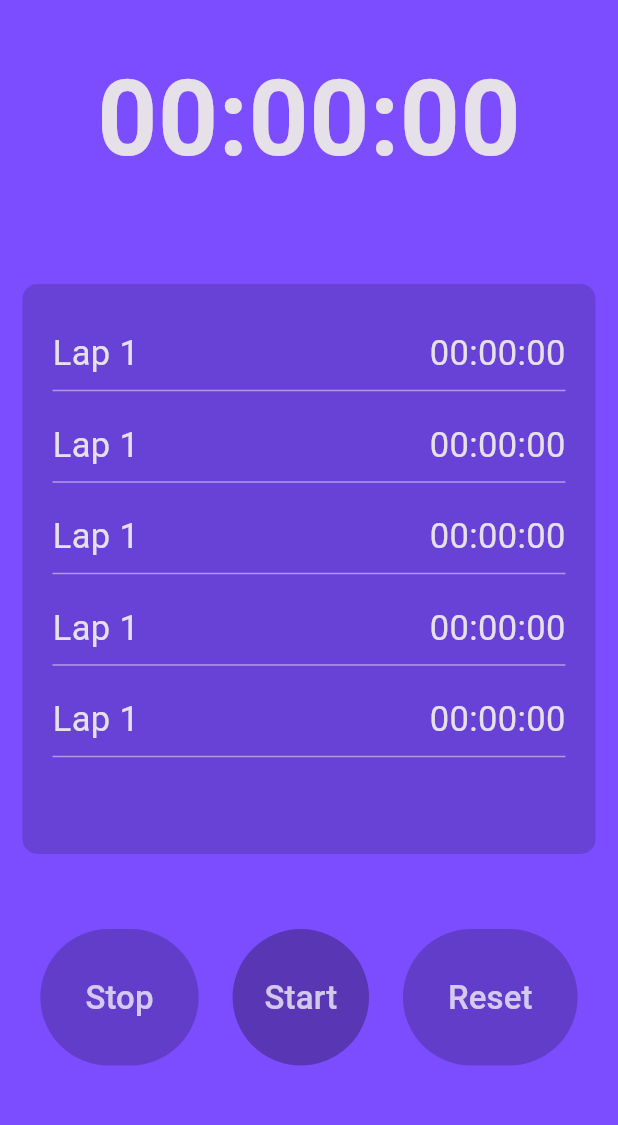
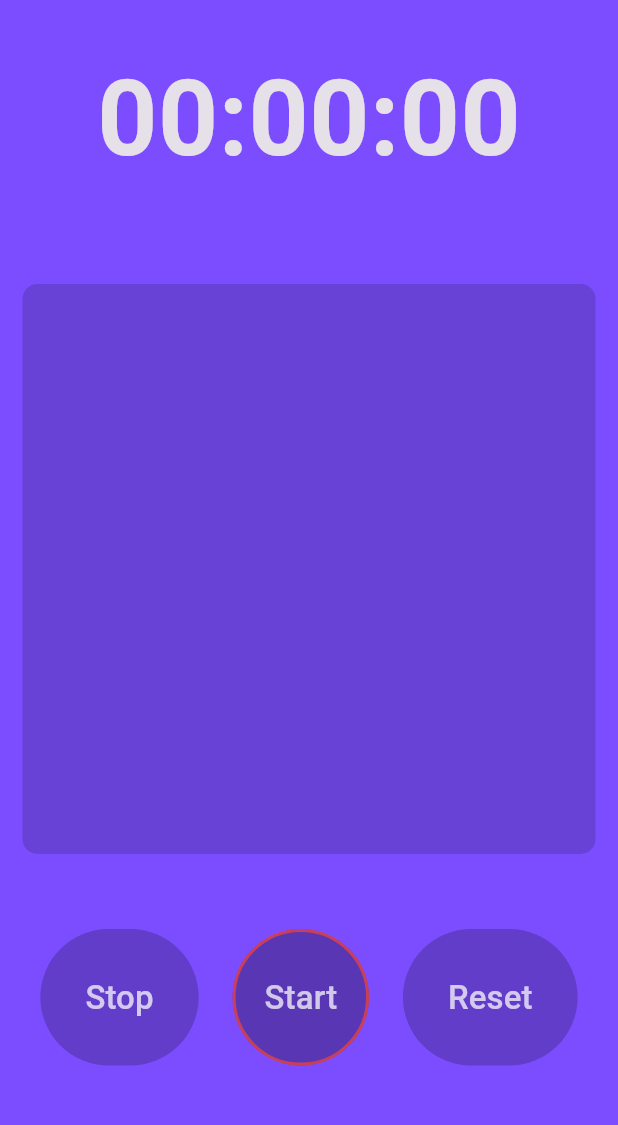
Before and after one commit to YousefDewidar/PRODIGY_AD, a Flutter app: the screen it shows after launch, on a phone screen of 412 x 824 dp, the part 28-1153 px from its top. Run offline on Flutter 3.47's test engine with Material 3 defaults, Android fonts, the phone set to English and light mode, and no system bars; our stand-ins replace device_preview, flutter_bloc.

```diff
--- a/stop_watch/lib/control cubit/control_state.dart
+++ b/stop_watch/lib/control cubit/control_state.dart
@@ -2,3 +2,4 @@ sealed class ControlState {}
 
 final class ControlInitial extends ControlState {}
 final class ControlDone extends ControlState {}
+final class LapState extends ControlState {}
--- /dev/null
+++ b/stop_watch/lib/model/lap.dart
@@ -0,0 +1,6 @@
+class Lap {
+  final String title;
+  final String duration;
+
+  Lap({required this.title, required this.duration});
+}
--- a/stop_watch/lib/views/home_view.dart
+++ b/stop_watch/lib/views/home_view.dart
@@ -1,3 +1,5 @@
+import 'dart:async';
+
 import 'package:flutter/material.dart';
 import 'package:flutter_bloc/flutter_bloc.dart';
 import 'package:stop_watch/control%20cubit/control_cubit.dart';
@@ -9,7 +11,7 @@ class HomeView extends StatelessWidget {
 
   @override
   Widget build(BuildContext context) {
-    return  Scaffold(
+    return Scaffold(
       backgroundColor: Colors.deepPurpleAccent,
       body: SafeArea(
         child: Column(
@@ -17,7 +19,8 @@ class HomeView extends StatelessWidget {
           children: [
             const CustomTitle(),
             BlocProvider(
-              create: (context) => ControlCubit(),
+              create: (context) =>
+                  ControlCubit(Timer(Duration.zero, () => print)),
               child: const HomeViewBody(),
             ),
           ],
--- a/stop_watch/lib/widgets/control_buttons.dart
+++ b/stop_watch/lib/widgets/control_buttons.dart
@@ -1,6 +1,7 @@
 import 'package:flutter/material.dart';
 import 'package:flutter_bloc/flutter_bloc.dart';
 import 'package:stop_watch/control%20cubit/control_cubit.dart';
+import 'package:stop_watch/control%20cubit/control_state.dart';
 import 'package:stop_watch/widgets/custom_button.dart';
 
 class ControlButtons extends StatelessWidget {
@@ -8,6 +9,7 @@ class ControlButtons extends StatelessWidget {
 
   @override
   Widget build(BuildContext context) {
+    bool isActive = false;
     return Padding(
       padding: const EdgeInsets.only(top: 50.0, left: 20, right: 20),
       child: Row(
@@ -19,12 +21,25 @@ class ControlButtons extends StatelessWidget {
             },
             title: 'Stop',
           ),
-          CustomButton(
-            onPressed: () {
-              BlocProvider.of<ControlCubit>(context).start();
+          BlocConsumer<ControlCubit, ControlState>(
+            listener: (context, state) {
+              if (state is ControlDone) {
+                if (BlocProvider.of<ControlCubit>(context).timerr.isActive) {
+                  isActive = true;
+                } else {
+                  isActive = false;
+                }
+              }
             },
-            title: 'Start',
-            isGO: true,
+            builder: (context, state) {
+              return CustomButton(
+                onPressed: () {
+                  BlocProvider.of<ControlCubit>(context).start();
+                },
+                title: isActive ? 'Lap' : 'Start',
+                isGO: true,
+              );
+            },
           ),
           CustomButton(
             onPressed: () {
--- a/stop_watch/lib/widgets/custom_button.dart
+++ b/stop_watch/lib/widgets/custom_button.dart
@@ -16,6 +16,10 @@ class CustomButton extends StatelessWidget {
     return ElevatedButton(
       onPressed: onPressed,
       style: ButtonStyle(
+          side: isGO
+              ? WidgetStatePropertyAll(
+                  BorderSide(color: title == 'Lap' ? Colors.blue : const Color.fromARGB(185, 244, 67, 54),width: 2))
+              : const WidgetStatePropertyAll(BorderSide.none),
           shape: WidgetStatePropertyAll(
               isGO ? const CircleBorder() : const StadiumBorder()),
           padding: const WidgetStatePropertyAll(EdgeInsets.all(30)),
--- a/stop_watch/lib/widgets/lap_card.dart
+++ b/stop_watch/lib/widgets/lap_card.dart
@@ -1,28 +1,31 @@
 import 'package:flutter/material.dart';
+import 'package:stop_watch/model/lap.dart';
 
 class LapCard extends StatelessWidget {
-  const LapCard({super.key});
+  const LapCard({super.key, required this.lap, required this.index});
+  final Lap lap;
+  final int index;
 
   @override
   Widget build(BuildContext context) {
-    return const Padding(
-      padding: EdgeInsets.only(bottom: 12.0),
+    return Padding(
+      padding: const EdgeInsets.only(bottom: 12.0),
       child: Column(
         children: [
           Row(
             mainAxisAlignment: MainAxisAlignment.spaceBetween,
             children: [
               Text(
-                'Lap 1',
-                style: TextStyle(fontSize: 23),
+                '${lap.title} ${index + 1}',
+                style: const TextStyle(fontSize: 23),
               ),
               Text(
-                '00:00:00',
-                style: TextStyle(fontSize: 23),
+                lap.duration.toString(),
+                style: const TextStyle(fontSize: 23),
               ),
             ],
           ),
-          Divider(
+          const Divider(
             color: Color.fromARGB(120, 255, 255, 255),
           ),
         ],
--- a/stop_watch/lib/widgets/laps_list_view.dart
+++ b/stop_watch/lib/widgets/laps_list_view.dart
@@ -1,26 +1,45 @@
 import 'package:flutter/material.dart';
+import 'package:flutter_bloc/flutter_bloc.dart';
+import 'package:stop_watch/control%20cubit/control_cubit.dart';
+import 'package:stop_watch/control%20cubit/control_state.dart';
 import 'package:stop_watch/widgets/lap_card.dart';
 
-class LapsListView extends StatelessWidget {
+class LapsListView extends StatefulWidget {
   const LapsListView({
     super.key,
   });
 
   @override
+  State<LapsListView> createState() => _LapsListViewState();
+}
+
+class _LapsListViewState extends State<LapsListView> {
+  List lapList = [];
+  @override
   Widget build(BuildContext context) {
     return Container(
-      padding: const EdgeInsets.only(left: 20,right: 20,top: 30),
+      padding: const EdgeInsets.only(left: 20, right: 20, top: 30),
       width: double.infinity,
       height: 380,
       margin: const EdgeInsets.symmetric(horizontal: 15),
       decoration: BoxDecoration(
-          color: const Color.fromARGB(41, 0, 0, 0),
-          borderRadius: BorderRadius.circular(10),
-          ),
-      child: ListView.builder(
-        itemBuilder: (context, index) => const LapCard(),
-        itemCount: 5,
+        color: const Color.fromARGB(41, 0, 0, 0),
+        borderRadius: BorderRadius.circular(10),
+      ),
+      child: BlocListener<ControlCubit, ControlState>(
+        listener: (context, state) {
+          if (state is LapState) {
+            lapList = BlocProvider.of<ControlCubit>(context).lapList;
+            setState(() {});
+          }
+        },
+        child: ListView.builder(
+          itemBuilder: (context, index) {
+            return LapCard(lap: lapList[index], index: index);
+          },
+          itemCount: lapList.length,
         ),
+      ),
     );
   }
 }
--- a/stop_watch/lib/widgets/stop_watch_timer.dart
+++ b/stop_watch/lib/widgets/stop_watch_timer.dart
@@ -21,9 +21,9 @@ class _StopWatchTimerState extends State<StopWatchTimer> {
       padding: const EdgeInsets.only(top: 40.0, bottom: 60),
       child: BlocListener<ControlCubit, ControlState>(
         listener: (context, state) {
-          print(BlocProvider.of<ControlCubit>(context).getCurTime());
           if (state is ControlDone) {
-            curTime = BlocProvider.of<ControlCubit>(context).getCurTime();
+            curTime = BlocProvider.of<ControlCubit>(context).formatDuration();
+            setState(() {});
           }
         },
         child: Text(
```
Also changed, not shown: stop_watch/lib/control cubit/control_cubit.dart (+22 -9 lines).
